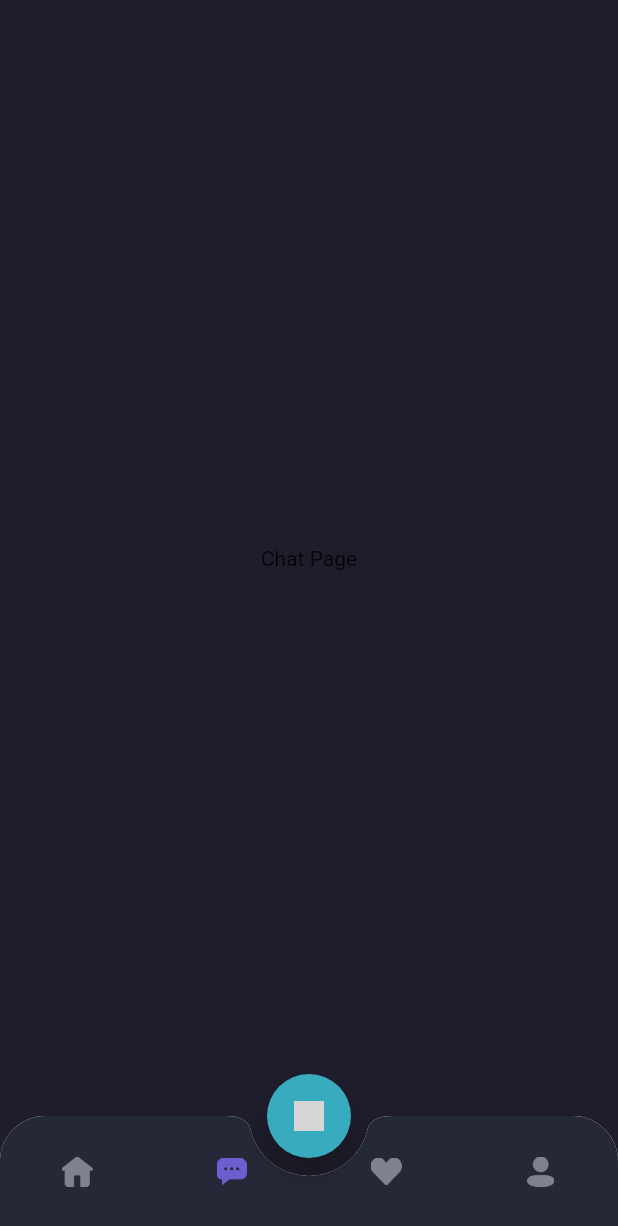
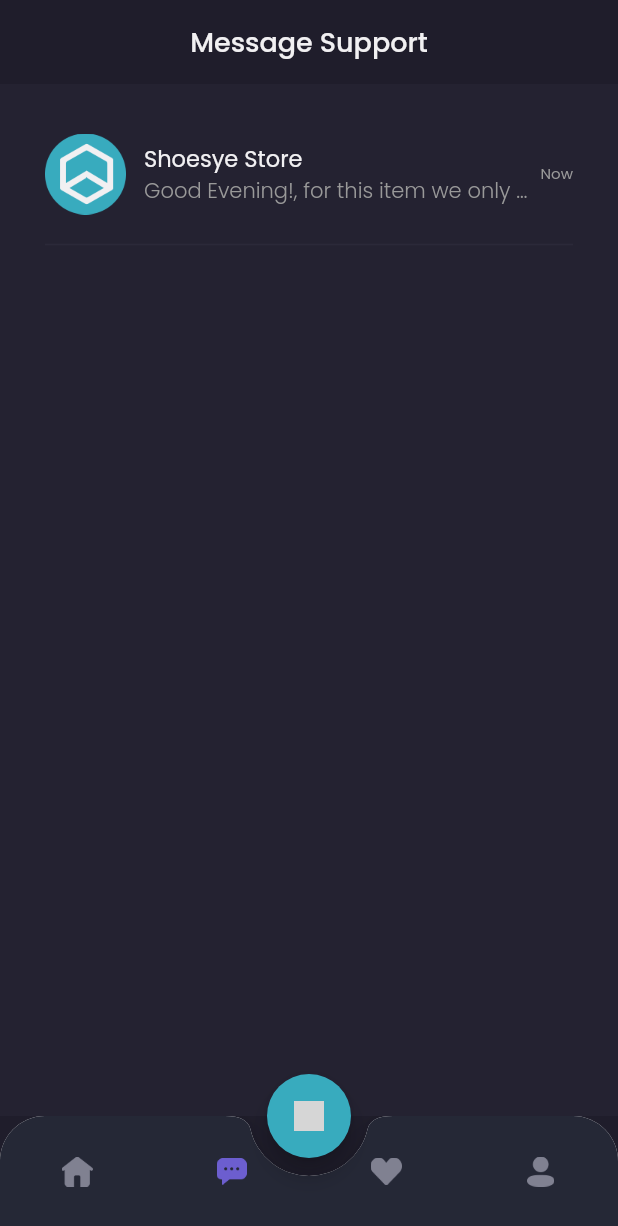
Before and after one commit to ardanngrha/shoeasy, a Flutter app: the MainPage screen opened by its route, item 2 of the bottom bar chosen, on a phone screen of 412 x 824 dp. Shown: the top 1226 px of the screen. Run offline on Flutter 3.47's test engine with Material 2 defaults, Android fonts, the light colour scheme and no system bars; our stand-ins replace google_fonts; grey boxes are pictures that could not be loaded.

Commit message:
chat page

```diff
--- a/lib/pages/home/chat_page.dart
+++ b/lib/pages/home/chat_page.dart
@@ -1,12 +1,110 @@
 import 'package:flutter/material.dart';
+import 'package:shoesye/theme.dart';
+import 'package:shoesye/widgets/chat_tile.dart';
 
 class ChatPage extends StatelessWidget {
   const ChatPage({Key? key}) : super(key: key);
 
+  Widget header() {
+    return AppBar(
+      backgroundColor: backgroundColor1,
+      centerTitle: true,
+      title: Text(
+        'Message Support',
+        style: primaryTextStyle.copyWith(
+          fontSize: 18,
+          fontWeight: medium,
+        ),
+      ),
+      elevation: 0,
+      automaticallyImplyLeading: false,
+    );
+  }
+
+  Widget emptyChat() {
+    return Expanded(
+      child: Container(
+        width: double.infinity,
+        color: backgroundColor3,
+        child: Column(
+          mainAxisAlignment: MainAxisAlignment.center,
+          children: [
+            Image.asset(
+              'assets/icon_headset.png',
+              width: 80,
+            ),
+            const SizedBox(
+              height: 20,
+            ),
+            Text(
+              'Oops! No messages yet!',
+              style: primaryTextStyle.copyWith(
+                fontSize: 16,
+                fontWeight: medium,
+              ),
+            ),
+            const SizedBox(
+              height: 12,
+            ),
+            Text(
+              'You have never done any transaction!',
+              style: secondaryTextStyle,
+            ),
+            const SizedBox(
+              height: 20,
+            ),
+            SizedBox(
+              height: 44,
+              child: TextButton(
+                onPressed: () {},
+                style: TextButton.styleFrom(
+                    padding: const EdgeInsets.symmetric(
+                      horizontal: 24,
+                      vertical: 10,
+                    ),
+                    backgroundColor: primaryColor,
+                    shape: RoundedRectangleBorder(
+                      borderRadius: BorderRadius.circular(12),
+                    )),
+                child: Text(
+                  'Explore Store',
+                  style: primaryTextStyle.copyWith(
+                    fontSize: 16,
+                    fontWeight: medium,
+                  ),
+                ),
+              ),
+            )
+          ],
+        ),
+      ),
+    );
+  }
+
+  Widget content() {
+    return Expanded(
+      child: Container(
+        width: double.infinity,
+        color: backgroundColor3,
+        child: ListView(
+          padding: EdgeInsets.symmetric(
+            horizontal: defaultMargin,
+          ),
+          children: const [
+            ChatTile(),
+          ],
+        ),
+      ),
+    );
+  }
+
   @override
   Widget build(BuildContext context) {
-    return Center(
-      child: Text('Chat Page'),
+    return Column(
+      children: [
+        header(),
+        content(),
+      ],
     );
   }
 }
--- a/lib/theme.dart
+++ b/lib/theme.dart
@@ -15,12 +15,14 @@ Color primaryTextColor = const Color(0xffF1F0F2);
 Color secondaryTextColor = const Color(0xff999999);
 Color subtitleColor = const Color(0xff504F5E);
 Color transparentColor = Colors.transparent;
+Color blackColor = Color(0xff2E2E2E);
 
 TextStyle primaryTextStyle = GoogleFonts.poppins(color: primaryTextColor);
 TextStyle secondaryTextStyle = GoogleFonts.poppins(color: secondaryTextColor);
 TextStyle priceTextStyle = GoogleFonts.poppins(color: priceColor);
 TextStyle subtitleTextStyle = GoogleFonts.poppins(color: subtitleColor);
 TextStyle purpleTextStyle = GoogleFonts.poppins(color: primaryColor);
+TextStyle blackTextStyle = GoogleFonts.poppins(color: blackColor);
 
 FontWeight light = FontWeight.w300;
 FontWeight regular = FontWeight.w400;
--- /dev/null
+++ b/lib/widgets/chat_tile.dart
@@ -0,0 +1,63 @@
+import 'package:flutter/material.dart';
+import 'package:shoesye/theme.dart';
+
+class ChatTile extends StatelessWidget {
+  const ChatTile({Key? key}) : super(key: key);
+
+  @override
+  Widget build(BuildContext context) {
+    return Container(
+      margin: const EdgeInsets.only(
+        top: 33,
+      ),
+      child: Column(
+        children: [
+          Row(
+            children: [
+              Image.asset(
+                'assets/image_shop_logo.png',
+                width: 54,
+              ),
+              const SizedBox(
+                width: 12,
+              ),
+              Expanded(
+                child: Column(
+                  crossAxisAlignment: CrossAxisAlignment.start,
+                  children: [
+                    Text(
+                      'Shoesye Store',
+                      style: primaryTextStyle.copyWith(
+                        fontSize: 15,
+                      ),
+                    ),
+                    Text(
+                      'Good Evening!, for this item we only have a 42 size.',
+                      style: secondaryTextStyle.copyWith(
+                        fontWeight: light,
+                      ),
+                      overflow: TextOverflow.ellipsis,
+                    ),
+                  ],
+                ),
+              ),
+              Text(
+                'Now',
+                style: secondaryTextStyle.copyWith(
+                  fontSize: 10,
+                ),
+              )
+            ],
+          ),
+          const SizedBox(
+            height: 12,
+          ),
+          const Divider(
+            thickness: 1,
+            color: Color(0xff2B2939),
+          ),
+        ],
+      ),
+    );
+  }
+}
```
Also changed, not shown: lib/pages/home/home_page.dart (+47 -9 lines), lib/widgets/product_card.dart (added, +72 -0 lines), lib/widgets/product_tile.dart (added, +64 -0 lines), assets/icon_headset.png (added).
